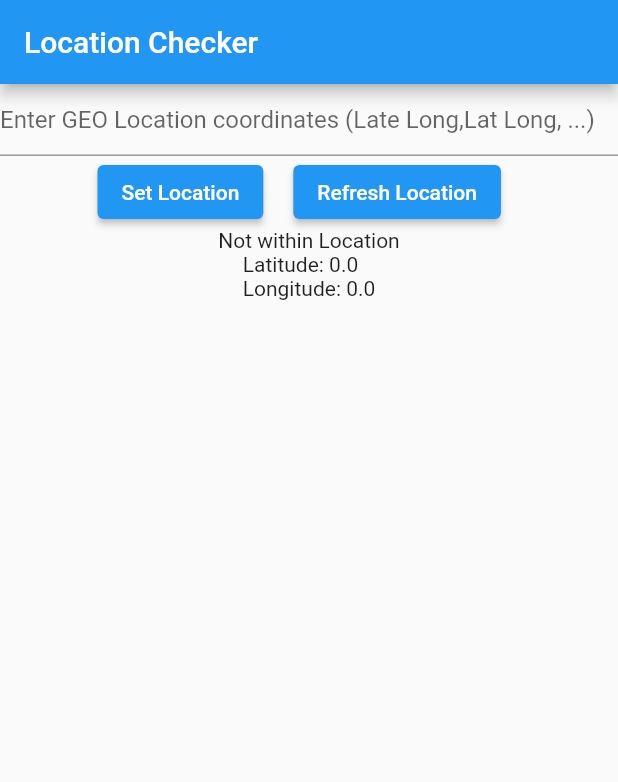
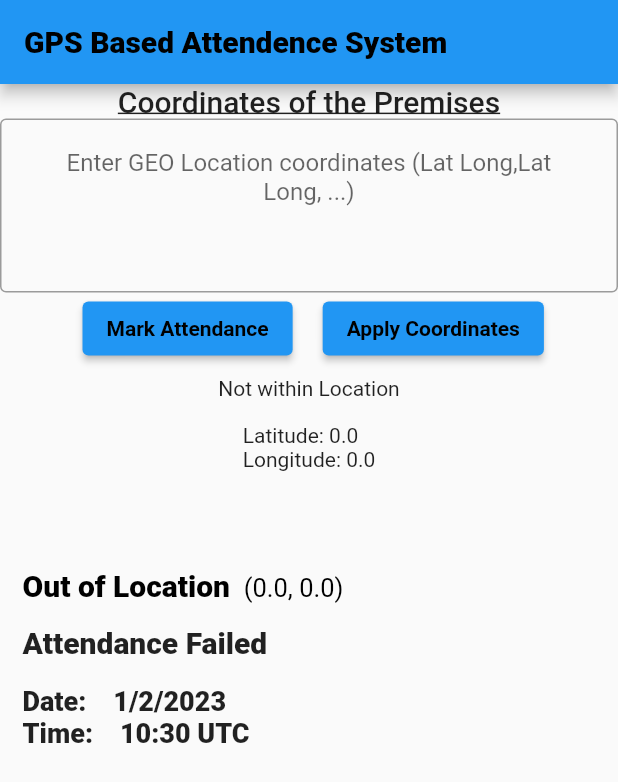
Before and after one commit to umerasrar176/Location-Tracking-App, a Flutter app: the screen it shows after launch, on a phone screen of 412 x 824 dp. Shown: the top 782 px of the screen. Run offline on Flutter 3.47's test engine with Material 2 defaults, Android fonts, the phone set to English and light mode, and no system bars; our stand-ins replace geolocator; missing offline and left inert: dart:ffi, latlng.

Commit message:
UI changing before demo

```diff
--- a/lib/HomeScreen.dart
+++ b/lib/HomeScreen.dart
@@ -61,6 +61,8 @@ class _HomeScreenState extends State<HomeScreen> {
   bool _isWithinPolygon = false;
   Polygon polygon = Polygon(points);
   List<String> attendence = [];
+  bool present = false;
+  bool absent = false;
   String _locationMessage = "Loading location...";
   double latitude = 0;
   double longitude = 0;
@@ -98,7 +100,7 @@ class _HomeScreenState extends State<HomeScreen> {
       _locationMessage = "Latitude: ${position.latitude} \nLongitude: ${position.longitude}";
       _userCoordinate = Point(position.latitude, position.longitude);
       //Only for testing
-      //_userCoordinate = Point(24.886, -70.268);
+      //_userCoordinate = Point(33.657639, 73.157733);
       //_userCoordinate = Point(73.157779, 33.657624); //in location
       //_userCoordinate = Point(73.157698, 33.657656); //out of location
       //should be inside coordinate and attendence should be added
@@ -111,14 +113,28 @@ class _HomeScreenState extends State<HomeScreen> {
     print("Build");
     return Scaffold(
       appBar: AppBar(
-        title: const Text('Location Checker'),
+        title: const Text('GPS Based Attendence System',
+          style: TextStyle(fontWeight: FontWeight.w800,
+              fontSize: 20,
+              color: Colors.black,
+          ),)
       ),
-      body: Column(
+      body: SingleChildScrollView(
+        child: Column(
           children: <Widget>[
+            const Text("Coordinates of the Premises",
+              style: TextStyle(decoration: TextDecoration.underline,
+                  fontWeight: FontWeight.w500,
+                  fontSize: 20),),
             // Input field for polygon coordinates
-          TextField(
+            Center(
+              child: TextField(
+                maxLines: 4,
+                textAlign: TextAlign.center,
+                keyboardType: TextInputType.multiline,
                 decoration: const InputDecoration(
-          hintText: 'Enter GEO Location coordinates (Late Long,Lat Long, ...)',
+                  border: OutlineInputBorder(),
+                  hintText: 'Enter GEO Location coordinates (Lat Long,Lat Long, ...)',
                 ),
         onChanged: (value) {
           // Parse the input string and add the coordinates to the polygon points list
@@ -131,6 +147,7 @@ class _HomeScreenState extends State<HomeScreen> {
               points = points;
           });
         },
+    ),
             ),
             // Input field for user's coordinate
             /*TextField(
@@ -146,24 +163,29 @@ class _HomeScreenState extends State<HomeScreen> {
             ),*/
             // Check if user's coordinate is within the polygon
             Padding(
-            padding: const EdgeInsets.only(left: 65.0),
+              padding: const EdgeInsets.only(left: 55.0),
               child: Row(
                 children: [
                   ElevatedButton(
-                  child: const Text('Set Location'),
+                    child: const Text('Mark Attendance', style: TextStyle(color: Colors.black, fontWeight: FontWeight.w600),),
                     onPressed: () {
                       /*_getCurrentLocation();
                       _userCoordinate = Point(33.657639, 73.157743); //in location
                       setState(() {});*/
                       print("in button${_userCoordinate.x} ${_userCoordinate.y}");
+
                       _isWithinPolygon = polygon.isPointInside(_userCoordinate,points);
                       if (_isWithinPolygon) {
-                      attendence.add("present ${TimeOfDay.now()}(${_userCoordinate.x}, ${_userCoordinate.y})");
+                        present = true;
+                        absent = false;
+                        //attendence.add("InsideLocation ${TimeOfDay.now()}(${_userCoordinate.x}, ${_userCoordinate.y})");
                         ScaffoldMessenger.of(context).showSnackBar(const SnackBar(
                             content: Text(
                                 'Attendance is Marked as You are within the Location!')));
                       } else {
-                      attendence.add("OutOfLocation ${TimeOfDay.now()}(${_userCoordinate.x}, ${_userCoordinate.y})");
+                        present = false;
+                        absent = true;
+                        //attendence.add("OutOfLocation ${TimeOfDay.now()}(${_userCoordinate.x}, ${_userCoordinate.y})");
                         ScaffoldMessenger.of(context).showSnackBar(const SnackBar(
                             content: Text('You are not within the location!')));
                       }
@@ -172,8 +194,9 @@ class _HomeScreenState extends State<HomeScreen> {
                   ),
                   const SizedBox(width: 20),
                   ElevatedButton(
-                  child: const Text('Refresh Location'),
+                    child: const Text('Apply Coordinates', style: TextStyle(color: Colors.black, fontWeight: FontWeight.w600),),
                     onPressed: () {
+                      FocusScope.of(context).unfocus();
                       _getCurrentLocation();
                       /*latitude= 33.657639;
                       longitude= 73.157743; *///in location
@@ -183,21 +206,79 @@ class _HomeScreenState extends State<HomeScreen> {
                 ],
               ),
             ),
+
             // Display result
             //Text("Office Location is ${points[0].x} ${points[0].y} ${points[1].x} ${points[1].y} ${points[2].x} ${points[2].y} ${points[3].x} ${points[3].y}"),
-          Text(_isWithinPolygon ? 'Within Location' : 'Not within Location'),
+            Padding(
+              padding: const EdgeInsets.only(top: 8.0),
+              child: Text(_isWithinPolygon ? 'Within Location' : 'Not within Location'),
+            ),
+
             //Text(_locationMessage),
-          Text("Latitude: $latitude \nLongitude: $longitude"),
-          SizedBox(
-            height: 100,
-            child: ListView.builder(
-                //padding: const EdgeInsets.all(8),
-                itemCount: attendence.length,
-                itemBuilder: (BuildContext context, int index) {
-                  return Text(attendence[index]);
-                }),
-          )
+            Padding(
+              padding: const EdgeInsets.only(top: 15.0),
+              child: Text("Latitude: $latitude \nLongitude: $longitude"),
+            ),
+
+            Row(
+              mainAxisAlignment: MainAxisAlignment.start,
+              children: [
+                Padding(padding:  EdgeInsets.only(top: 65.0, left: 15.0),
+                  child: present ? RichText(
+                    text: TextSpan(
+                      text: 'Inside Location ',
+                      style: const TextStyle(color: Colors.black, fontWeight: FontWeight.w900 ,fontSize: 20),
+                      children: <TextSpan>[
+                        TextSpan(text: '(${_userCoordinate.x}, ${_userCoordinate.y})', style: const TextStyle(color: Colors.black, fontWeight: FontWeight.w400 ,fontSize: 17)),
                       ],
+                    ),
+                  )//,Text("Inside Location (${_userCoordinate.x}, ${_userCoordinate.y})", style: const TextStyle(fontWeight: FontWeight.w900 ,fontSize: 15),)
+                      : RichText(
+                    text: TextSpan(
+                      text: 'Out of Location ',
+                      style: const TextStyle(color: Colors.black, fontWeight: FontWeight.w900 ,fontSize: 20),
+                      children: <TextSpan>[
+                        TextSpan(text: ' (${_userCoordinate.x}, ${_userCoordinate.y})', style: const TextStyle(color: Colors.black, fontWeight: FontWeight.w400 ,fontSize: 17)),
+                      ],
+                    ),
+                  ) //Text("Out of Location (${_userCoordinate.x}, ${_userCoordinate.y})", style: const TextStyle(fontWeight: FontWeight.w900 ,fontSize: 15),),
+                ),
+              ],
+            ),
+            Row(
+              mainAxisAlignment: MainAxisAlignment.start,
+              children: [
+                Padding(
+                  padding: const EdgeInsets.symmetric(vertical: 15.0 , horizontal: 15.0),
+                  child: SizedBox(
+                    height: 25,
+                    child: present ? const Text("Employee Attendance Time stamp", style: TextStyle(fontWeight: FontWeight.w900 ,fontSize: 20),)
+                        : const Text("Attendance Failed", style: TextStyle(fontWeight: FontWeight.w900 ,fontSize: 20 ),),
+                  ),
+                ),
+              ],
+            ),
+
+            Row(
+              mainAxisAlignment: MainAxisAlignment.start,
+              children: [
+                Padding(
+                  padding: const EdgeInsets.only(left: 15.0),
+                  child: Text("Date:    ${DateTime.now().day}/${DateTime.now().month}/${DateTime.now().year} ", style: const TextStyle(fontWeight: FontWeight.w900 ,fontSize: 18 ),),
+                ),
+              ],
+            ),
+            Row(
+              mainAxisAlignment: MainAxisAlignment.start,
+              children: [
+                Padding(
+                  padding: const EdgeInsets.only(left: 15.0),
+                  child: Text("Time:    ${TimeOfDay.now().hour}:${DateTime.now().minute} ${DateTime.now().timeZoneName}", style: const TextStyle(fontWeight: FontWeight.w900 ,fontSize: 18 ),),
+                ),
+              ],
+            ),
+          ],
+        ),
       ),
     );
   }
```
Lines whose indentation alone changed are shown as unchanged.
